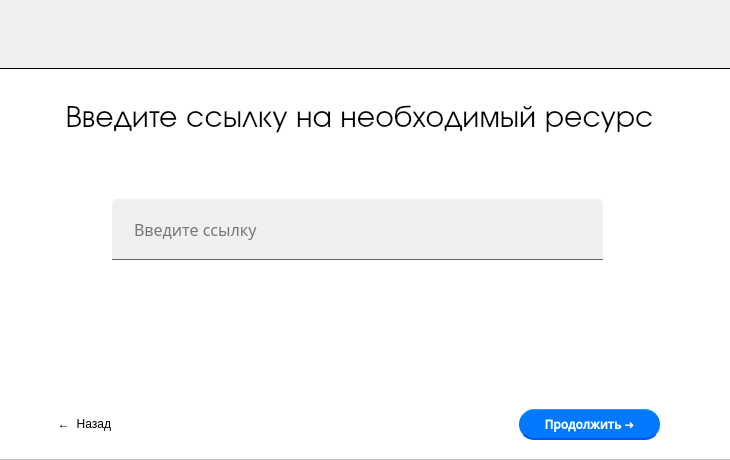
This is uiandpy/search.ui in MICROWAVE-web/Yandex_project_2021 as Qt 5 draws it before an edit. The edited form follows.
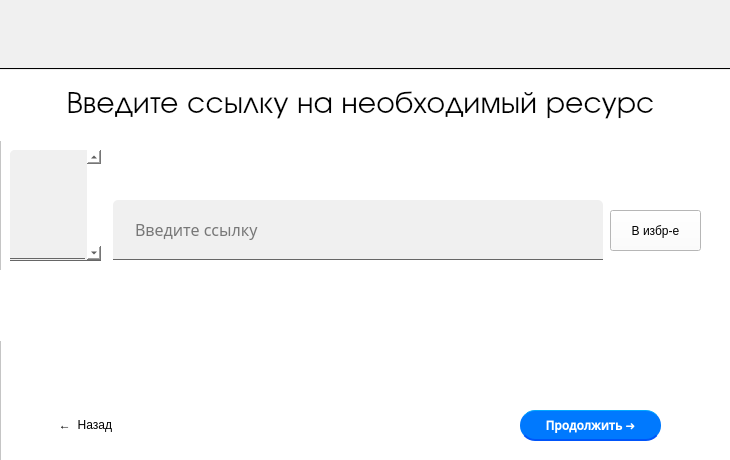
This is the edited form.

```diff
--- a/uiandpy/search.ui
+++ b/uiandpy/search.ui
@@ -36,8 +36,8 @@
   <widget class="QFrame" name="frame_2">
    <property name="geometry">
     <rect>
-     <x>-1</x>
-     <y>69</y>
+     <x>0</x>
+     <y>70</y>
      <width>741</width>
      <height>391</height>
     </rect>
@@ -57,7 +57,7 @@
       <x>-20</x>
       <y>0</y>
       <width>761</width>
-      <height>101</height>
+      <height>71</height>
      </rect>
     </property>
     <property name="font">
@@ -119,8 +119,8 @@
      <rect>
       <x>113</x>
       <y>130</y>
-      <width>491</width>
-      <height>61</height>
+      <width>490</width>
+      <height>60</height>
      </rect>
     </property>
     <property name="font">
@@ -204,6 +204,59 @@
      <string>←  Назад</string>
     </property>
    </widget>
+   <widget class="QScrollArea" name="scrollArea">
+    <property name="geometry">
+     <rect>
+      <x>10</x>
+      <y>80</y>
+      <width>91</width>
+      <height>111</height>
+     </rect>
+    </property>
+    <property name="styleSheet">
+     <string notr="true">color: #000;
+border: none;
+border-top-left-radius: 5px;
+border-top-right-radius: 5px;
+border-bottom: 1px solid #666;
+background-color: rgb(240, 240, 240);</string>
+    </property>
+    <property name="verticalScrollBarPolicy">
+     <enum>Qt::ScrollBarAlwaysOn</enum>
+    </property>
+    <property name="horizontalScrollBarPolicy">
+     <enum>Qt::ScrollBarAlwaysOff</enum>
+    </property>
+    <property name="sizeAdjustPolicy">
+     <enum>QAbstractScrollArea::AdjustToContents</enum>
+    </property>
+    <property name="widgetResizable">
+     <bool>true</bool>
+    </property>
+    <widget class="QWidget" name="scrollAreaWidgetContents">
+     <property name="geometry">
+      <rect>
+       <x>0</x>
+       <y>0</y>
+       <width>75</width>
+       <height>109</height>
+      </rect>
+     </property>
+    </widget>
+   </widget>
+   <widget class="QPushButton" name="pushButton_3">
+    <property name="geometry">
+     <rect>
+      <x>610</x>
+      <y>140</y>
+      <width>91</width>
+      <height>41</height>
+     </rect>
+    </property>
+    <property name="text">
+     <string>В избр-е</string>
+    </property>
+   </widget>
   </widget>
  </widget>
  <resources/>
```
